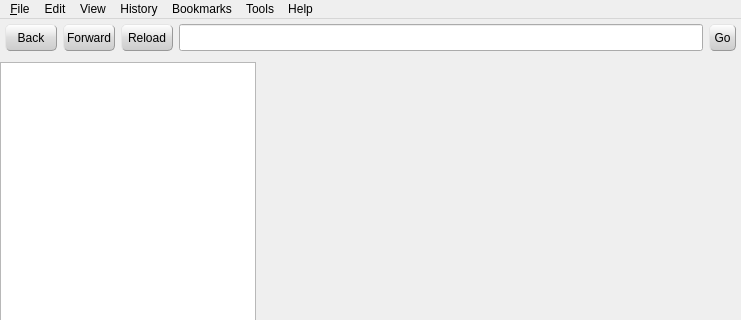
Above: mainwindow.ui from MayaPosch/WildFox before the change; both pictures show x 0 to 741 and y 0 to 320 of the 741 by 681 pixel window. Below: the same form after it.
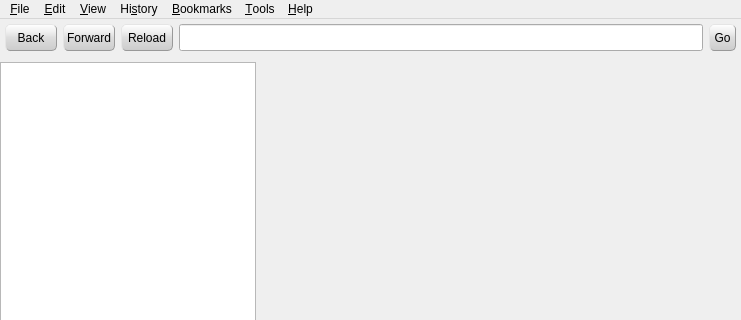
That is the form after the change. Icons and pictures are not drawn.

Commit message: Enable keyboard shortcuts for all top-level menus.

The edit to the form file:
```diff
--- a/mainwindow.ui
+++ b/mainwindow.ui
@@ -222,7 +222,7 @@
      <x>0</x>
      <y>0</y>
      <width>741</width>
-     <height>21</height>
+     <height>25</height>
     </rect>
    </property>
    <widget class="QMenu" name="menuFile">
@@ -239,7 +239,7 @@
    </widget>
    <widget class="QMenu" name="menuEdit">
     <property name="title">
-     <string>Edit</string>
+     <string>&amp;Edit</string>
     </property>
     <addaction name="actionUndo"/>
     <addaction name="actionRedo"/>
@@ -255,7 +255,7 @@
    </widget>
    <widget class="QMenu" name="menuView">
     <property name="title">
-     <string>View</string>
+     <string>&amp;View</string>
     </property>
     <widget class="QMenu" name="menuSidebars">
      <property name="title">
@@ -268,7 +268,7 @@
    </widget>
    <widget class="QMenu" name="menuHistory">
     <property name="title">
-     <string>History</string>
+     <string>Hi&amp;story</string>
     </property>
     <addaction name="actionShow_all_history"/>
     <addaction name="separator"/>
@@ -278,20 +278,20 @@
    </widget>
    <widget class="QMenu" name="menuBookmarks">
     <property name="title">
-     <string>Bookmarks</string>
+     <string>&amp;Bookmarks</string>
     </property>
     <addaction name="actionBookmark_this_page"/>
     <addaction name="separator"/>
    </widget>
    <widget class="QMenu" name="menuTools">
     <property name="title">
-     <string>Tools</string>
+     <string>&amp;Tools</string>
     </property>
     <addaction name="actionOptions"/>
    </widget>
    <widget class="QMenu" name="menuHelp">
     <property name="title">
-     <string>Help</string>
+     <string>&amp;Help</string>
     </property>
     <addaction name="actionAbout_WildFox"/>
    </widget>
```
